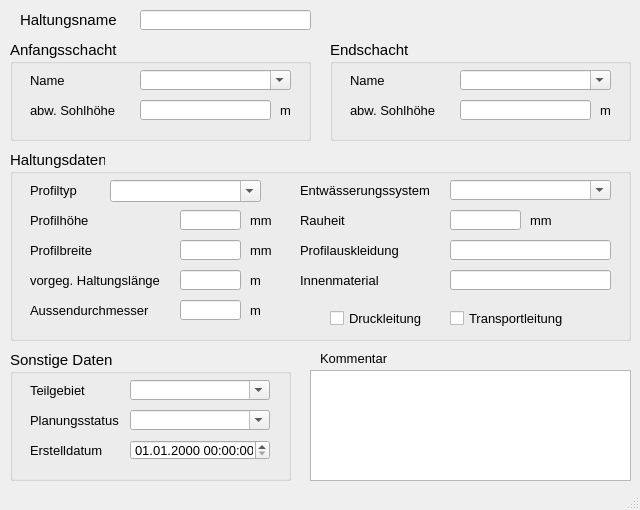
Above: qkan/forms/qkan_haltungen.ui from hoettges/QKan before the change. Below: the same form after it.
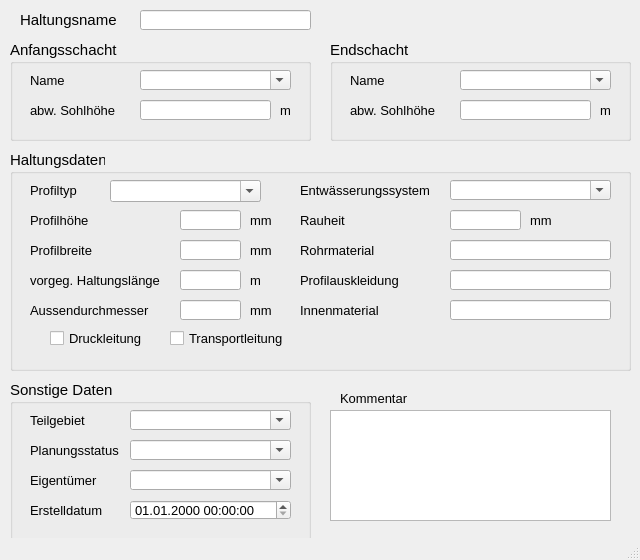
That is the form after the change. Custom widgets are drawn as their Qt base class.

Commit message: WIP: Ergänzung Eigentum und Korrekturen

The edit to the form file:
```diff
--- a/qkan/forms/qkan_haltungen.ui
+++ b/qkan/forms/qkan_haltungen.ui
@@ -7,7 +7,7 @@
     <x>0</x>
     <y>0</y>
     <width>640</width>
-    <height>510</height>
+    <height>560</height>
    </rect>
   </property>
   <property name="sizePolicy">
@@ -19,7 +19,7 @@
   <property name="minimumSize">
    <size>
     <width>640</width>
-    <height>510</height>
+    <height>560</height>
    </size>
   </property>
   <property name="baseSize">
@@ -315,9 +315,9 @@
    <widget class="QTextEdit" name="kommentar">
     <property name="geometry">
      <rect>
-      <x>310</x>
-      <y>370</y>
-      <width>321</width>
+      <x>330</x>
+      <y>410</y>
+      <width>281</width>
       <height>111</height>
      </rect>
     </property>
@@ -337,8 +337,8 @@
    <widget class="QLabel" name="label_22">
     <property name="geometry">
      <rect>
-      <x>320</x>
-      <y>350</y>
+      <x>340</x>
+      <y>390</y>
       <width>81</width>
       <height>16</height>
      </rect>
@@ -381,7 +381,7 @@
       <x>10</x>
       <y>150</y>
       <width>621</width>
-      <height>191</height>
+      <height>221</height>
      </rect>
     </property>
     <property name="font">
@@ -768,7 +768,7 @@
       </font>
      </property>
      <property name="text">
-      <string>m </string>
+      <string>mm</string>
      </property>
     </widget>
     <widget class="QLineEdit" name="aussendurchmesser">
@@ -797,7 +797,7 @@
      <property name="geometry">
       <rect>
        <x>290</x>
-       <y>90</y>
+       <y>120</y>
        <width>151</width>
        <height>20</height>
       </rect>
@@ -816,7 +816,7 @@
      <property name="geometry">
       <rect>
        <x>440</x>
-       <y>90</y>
+       <y>120</y>
        <width>161</width>
        <height>20</height>
       </rect>
@@ -838,7 +838,7 @@
      <property name="geometry">
       <rect>
        <x>290</x>
-       <y>120</y>
+       <y>150</y>
        <width>151</width>
        <height>20</height>
       </rect>
@@ -857,7 +857,7 @@
      <property name="geometry">
       <rect>
        <x>440</x>
-       <y>120</y>
+       <y>150</y>
        <width>161</width>
        <height>20</height>
       </rect>
@@ -878,8 +878,8 @@
     <widget class="QCheckBox" name="druckdicht">
      <property name="geometry">
       <rect>
-       <x>320</x>
-       <y>160</y>
+       <x>40</x>
+       <y>180</y>
        <width>101</width>
        <height>17</height>
       </rect>
@@ -906,8 +906,8 @@
     <widget class="QCheckBox" name="transport">
      <property name="geometry">
       <rect>
-       <x>440</x>
-       <y>160</y>
+       <x>160</x>
+       <y>180</y>
        <width>151</width>
        <height>17</height>
       </rect>
@@ -934,14 +934,55 @@
       <string>Transportleitung</string>
      </property>
     </widget>
+    <widget class="QLabel" name="label_64">
+     <property name="geometry">
+      <rect>
+       <x>290</x>
+       <y>90</y>
+       <width>151</width>
+       <height>20</height>
+      </rect>
+     </property>
+     <property name="font">
+      <font>
+       <family>Tahoma</family>
+       <pointsize>10</pointsize>
+      </font>
+     </property>
+     <property name="text">
+      <string>Rohrmaterial</string>
+     </property>
+    </widget>
+    <widget class="QLineEdit" name="material">
+     <property name="geometry">
+      <rect>
+       <x>440</x>
+       <y>90</y>
+       <width>161</width>
+       <height>20</height>
+      </rect>
+     </property>
+     <property name="font">
+      <font>
+       <family>Tahoma</family>
+       <pointsize>10</pointsize>
+      </font>
+     </property>
+     <property name="toolTip">
+      <string>&lt;html&gt;&lt;head/&gt;&lt;body&gt;&lt;p&gt;Rohrmaterial&lt;/p&gt;&lt;/body&gt;&lt;/html&gt;</string>
+     </property>
+     <property name="statusTip">
+      <string>Rohrmaterial</string>
+     </property>
+    </widget>
    </widget>
    <widget class="QGroupBox" name="groupBox_4">
     <property name="geometry">
      <rect>
       <x>10</x>
-      <y>350</y>
-      <width>281</width>
-      <height>131</height>
+      <y>380</y>
+      <width>301</width>
+      <height>161</height>
      </rect>
     </property>
     <property name="font">
@@ -980,7 +1021,7 @@
       <rect>
        <x>120</x>
        <y>30</y>
-       <width>140</width>
+       <width>161</width>
        <height>20</height>
       </rect>
      </property>
@@ -1027,7 +1068,7 @@
       <rect>
        <x>120</x>
        <y>60</y>
-       <width>140</width>
+       <width>161</width>
        <height>20</height>
       </rect>
      </property>
@@ -1051,7 +1092,7 @@
      <property name="geometry">
       <rect>
        <x>20</x>
-       <y>90</y>
+       <y>120</y>
        <width>91</width>
        <height>21</height>
       </rect>
@@ -1070,8 +1111,8 @@
      <property name="geometry">
       <rect>
        <x>120</x>
-       <y>90</y>
-       <width>140</width>
+       <y>120</y>
+       <width>161</width>
        <height>20</height>
       </rect>
      </property>
@@ -1088,6 +1129,50 @@
       <string>dd.MM.yyyy HH:mm:ss</string>
      </property>
     </widget>
+    <widget class="QLabel" name="label_13">
+     <property name="geometry">
+      <rect>
+       <x>20</x>
+       <y>90</y>
+       <width>81</width>
+       <height>21</height>
+      </rect>
+     </property>
+     <property name="font">
+      <font>
+       <family>Tahoma</family>
+       <pointsize>10</pointsize>
+      </font>
+     </property>
+     <property name="text">
+      <string>Eigentümer</string>
+     </property>
+    </widget>
+    <widget class="QComboBox" name="eigentum">
+     <property name="geometry">
+      <rect>
+       <x>120</x>
+       <y>90</y>
+       <width>161</width>
+       <height>20</height>
+      </rect>
+     </property>
+     <property name="font">
+      <font>
+       <family>Tahoma</family>
+       <pointsize>10</pointsize>
+      </font>
+     </property>
+     <property name="toolTip">
+      <string>&lt;html&gt;&lt;head/&gt;&lt;body&gt;&lt;p&gt;&lt;span style=&quot; font-family:'Calibri','sans-serif';&quot;&gt;Eigentümer&lt;/span&gt;&lt;/p&gt;&lt;/body&gt;&lt;/html&gt;</string>
+     </property>
+     <property name="statusTip">
+      <string>Eigentümer</string>
+     </property>
+     <property name="editable">
+      <bool>true</bool>
+     </property>
+    </widget>
    </widget>
   </widget>
   <widget class="QMenuBar" name="menubar">
```
Left out of the diff: 2 changed lines with no effect on the pictures. The commit also changes 18 other files.
